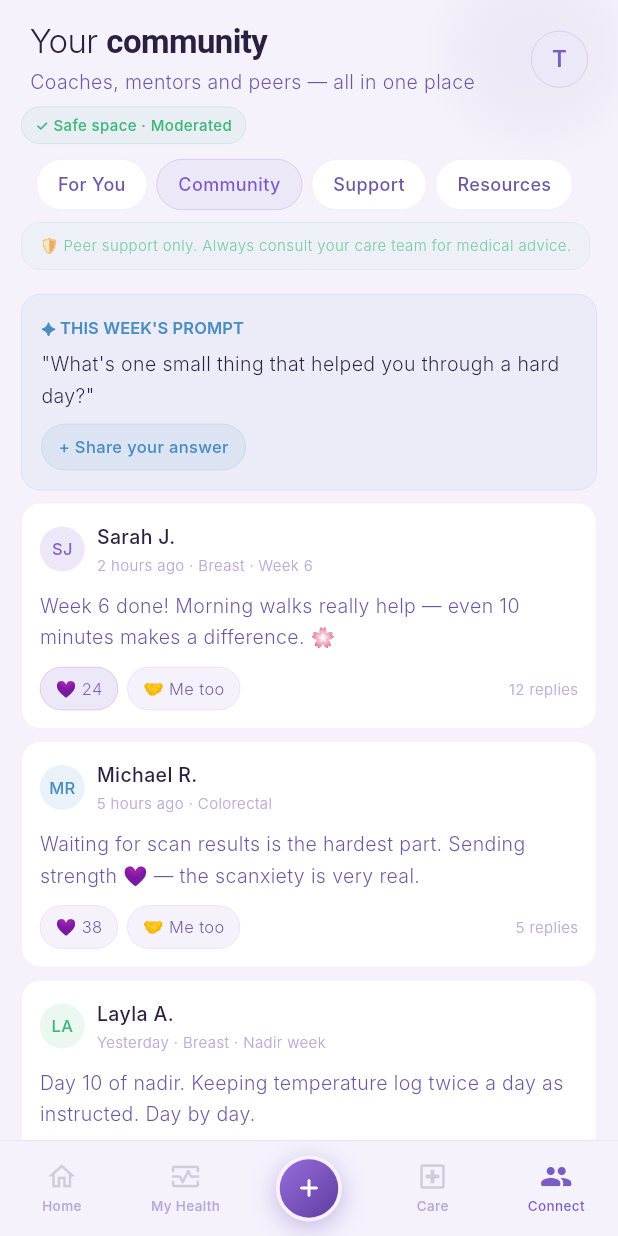
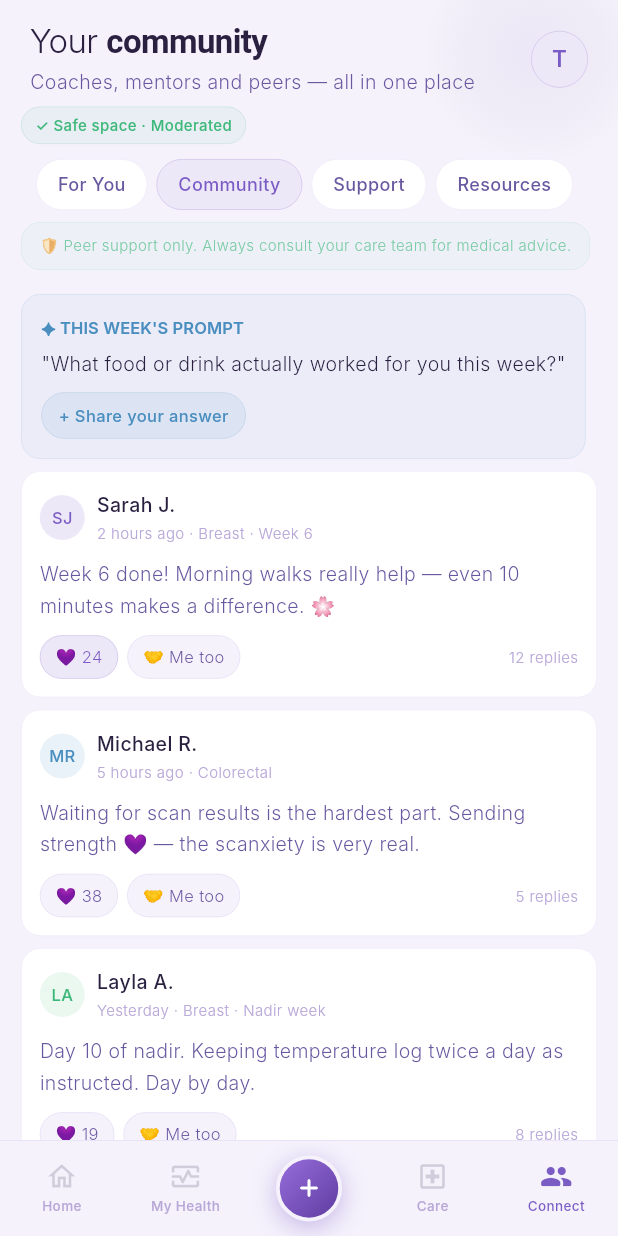
Before and after one commit to nadbrahmi/Rehlah, a Flutter app: the ConnectScreen screen opened by its route, after a tap on "Community", on a phone screen of 412 x 824 dp. Run offline on Flutter 3.47's test engine with Material 3 defaults, Android fonts, the phone set to English and light mode, and no system bars; our stand-ins replace flutter_riverpod, go_router; accounts and stored records are empty; Roboto replaces fonts that are missing (Inter).

Commit message:
Quick wins: appointments badge, prep report button, phase-aware prompts, explore demo

```diff
--- a/lib/features/connect/presentation/screens/connect_screen.dart
+++ b/lib/features/connect/presentation/screens/connect_screen.dart
@@ -630,6 +630,21 @@ class _ConnectScreenState extends State<ConnectScreen> {
   }
 
   Widget _buildWeeklyPrompt() {
+    final phase = UserSession().currentPhase;
+    final isNadir = UserSession().isNadirWindow;
+
+    final prompts = {
+      'nadir': '"What\'s one small thing that helped you through a hard day?"',
+      'Peak nausea window': '"What food or drink actually worked for you this week?"',
+      'Recovery week': '"What\'s one thing your body can do today that it couldn\'t last week?"',
+      'Taxol infusion': '"What helped you mentally prepare for treatment day?"',
+      'default': '"What\'s one small thing that helped you through a hard day?"',
+    };
+
+    final prompt = isNadir
+        ? prompts['nadir']!
+        : prompts[phase.name] ?? prompts['default']!;
+
     return Container(
       margin: const EdgeInsets.fromLTRB(14, 8, 14, 8),
       padding: const EdgeInsets.all(13),
@@ -641,7 +656,7 @@ class _ConnectScreenState extends State<ConnectScreen> {
         Text('✦ THIS WEEK\'S PROMPT',
           style: AppText.label.copyWith(color: AppColors.blue)),
         const SizedBox(height: 5),
-        Text('"What\'s one small thing that helped you through a hard day?"',
+        Text(prompt,
           style: AppText.body.copyWith(color: AppColors.text1)),
         const SizedBox(height: 8),
         Container(
```
Also changed, not shown: lib/features/care/hub/presentation/screens/care_hub_screen.dart (+18 -5 lines), lib/features/checkin/presentation/screens/checkin_success_screen.dart (+15 -0 lines), lib/features/onboarding/presentation/screens/onboarding_screen.dart (+11 -1 lines), lib/features/welcome/presentation/screens/welcome_screen.dart (+23 -0 lines).
